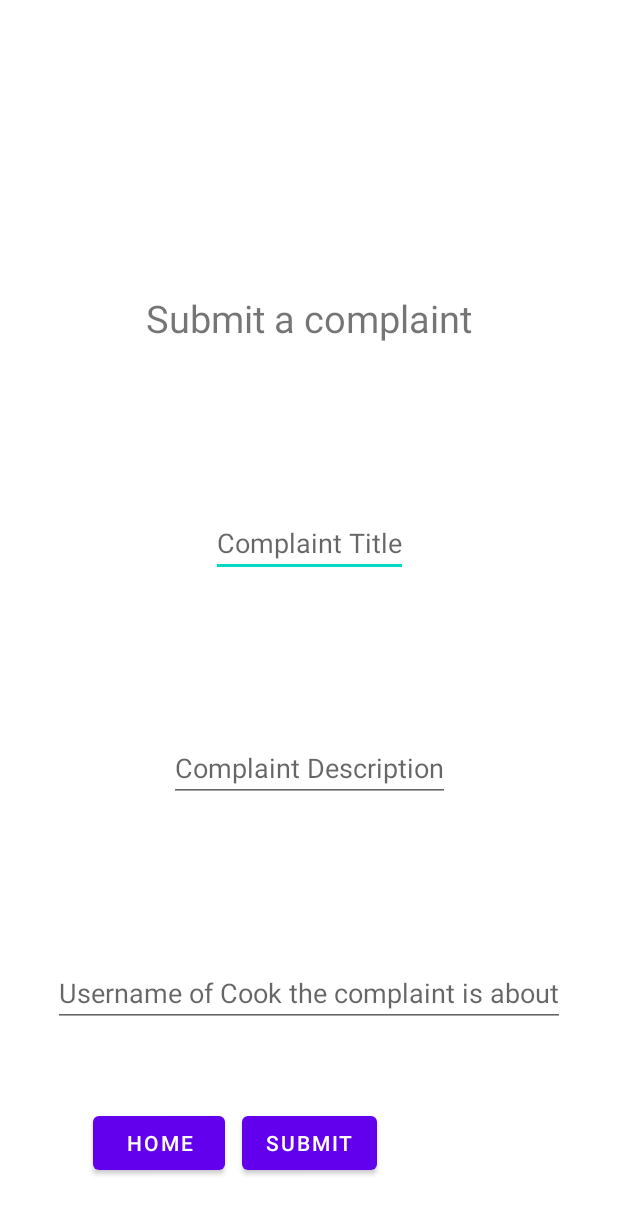
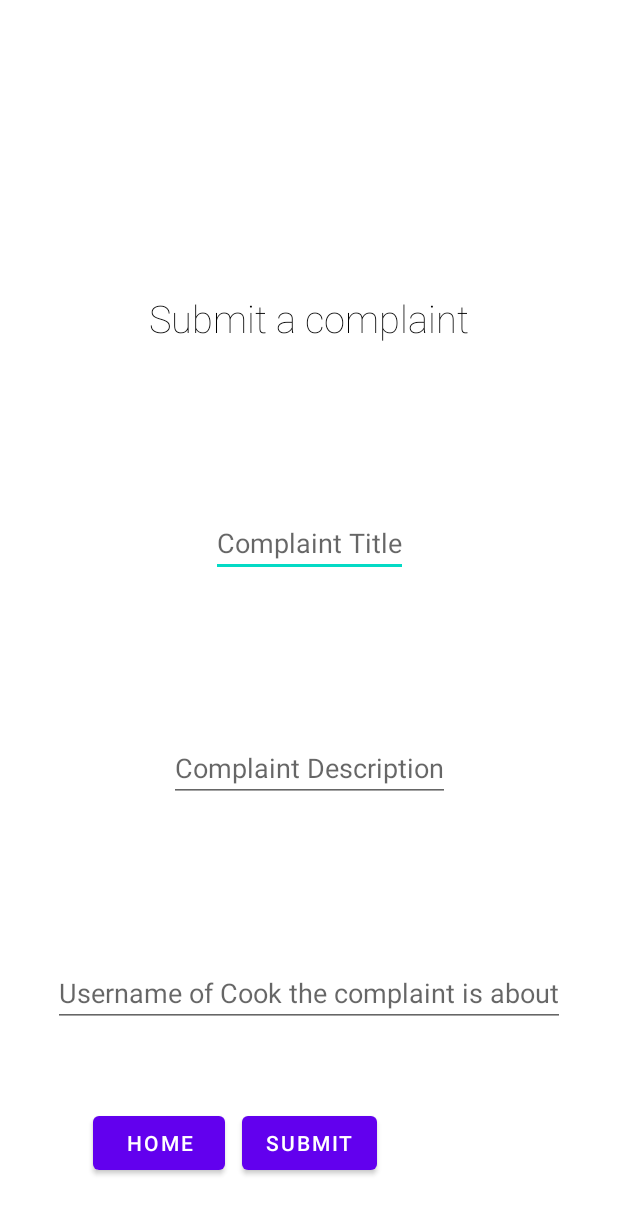
Before and after one commit to uOttawaSEGA2022/project-group-3, an Android app: the ClientSubmitComplaint screen opened directly, with no data from a screen before it, on a phone screen of 412 x 824 dp. Shown: the top 1214 px of the screen. Run offline under Robolectric (Android 15) with nearby library versions, the phone set to English and light mode, and no system bars; our stand-ins replace Firebase (no records; nobody signed in at launch, a user with empty details on screens opened directly); Roboto replaces fonts that are not available here.

Commit message:
Changed titles for some files

```diff
--- a/app/src/main/res/layout/activity_admin_inbox.xml
+++ b/app/src/main/res/layout/activity_admin_inbox.xml
@@ -19,12 +19,13 @@
    >
 
 
-
     <TextView
         android:id="@+id/textView"
         android:layout_width="wrap_content"
         android:layout_height="wrap_content"
+        android:fontFamily="sans-serif-thin"
         android:text="Inbox"
+        android:textColor="@color/black"
         android:textSize="28sp"
         app:layout_constraintBottom_toBottomOf="parent"
         app:layout_constraintEnd_toEndOf="parent"
--- a/app/src/main/res/layout/activity_client_submit_complaint.xml
+++ b/app/src/main/res/layout/activity_client_submit_complaint.xml
@@ -9,14 +9,15 @@
     <TextView
         android:layout_width="wrap_content"
         android:layout_height="wrap_content"
+        android:layout_marginTop="-400dp"
+        android:fontFamily="sans-serif-thin"
         android:text="Submit a complaint"
+        android:textColor="@color/black"
+        android:textSize="25dp"
         app:layout_constraintBottom_toBottomOf="parent"
         app:layout_constraintEnd_toEndOf="parent"
         app:layout_constraintStart_toStartOf="parent"
-        app:layout_constraintTop_toTopOf="parent"
-        android:layout_marginTop="-400dp"
-        android:textSize="25dp"
-        >
+        app:layout_constraintTop_toTopOf="parent">
 
     </TextView>
 
--- a/app/src/main/res/layout/activity_cook_personal_menu.xml
+++ b/app/src/main/res/layout/activity_cook_personal_menu.xml
@@ -25,8 +25,10 @@
                 android:layout_height="match_parent"
                 android:layout_gravity="center_horizontal"
                 android:layout_marginTop="25dp"
+                android:fontFamily="sans-serif-thin"
                 android:gravity="center"
                 android:text="Your Menu"
+                android:textColor="@color/black"
                 android:textSize="28sp" />
 
             <TextView
--- a/app/src/main/res/layout/activity_cook_purchase_requests.xml
+++ b/app/src/main/res/layout/activity_cook_purchase_requests.xml
@@ -25,9 +25,12 @@
                 android:layout_height="match_parent"
                 android:layout_gravity="center_horizontal"
                 android:layout_marginTop="25dp"
+                android:fontFamily="sans-serif-thin"
                 android:gravity="center"
                 android:text="Your Purchase Requests"
-                android:textSize="28sp" />
+                android:textColor="@color/black"
+                android:textSize="28sp"
+                android:typeface="normal" />
 
         </LinearLayout>
 
```
